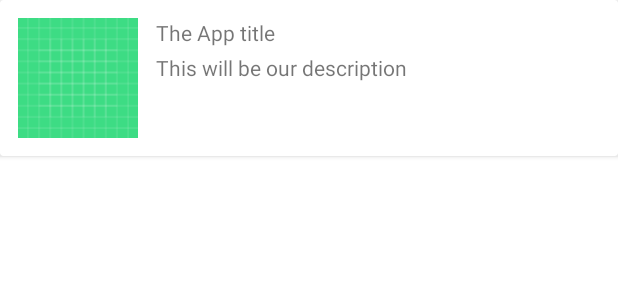
After one commit to leonoliveira98/Portfolio, an Android app: the layout item_project.xml on its own in the app's theme, with its tools: preview values and no code run, on a phone screen of 412 x 824 dp. The commit adds this screen. Shown: the top 300 px of the screen. Run offline under Robolectric (Android 15) with nearby library versions, the phone set to English and light mode, and no system bars.

Commit message:
RecyclerView prototype done

```diff
--- a/app/build.gradle
+++ b/app/build.gradle
@@ -36,7 +36,6 @@ dependencies {
     implementation "androidx.cardview:cardview:1.0.0"
     implementation "androidx.recyclerview:recyclerview:1.2.1"
 
-
     testImplementation 'junit:junit:4.+'
     androidTestImplementation 'androidx.test.ext:junit:1.1.3'
     androidTestImplementation 'androidx.test.espresso:espresso-core:3.4.0'
--- a/app/src/main/java/com/example/leoandroidportfolio/MainActivity.java
+++ b/app/src/main/java/com/example/leoandroidportfolio/MainActivity.java
@@ -10,5 +10,7 @@ public class MainActivity extends AppCompatActivity {
     protected void onCreate(Bundle savedInstanceState) {
         super.onCreate(savedInstanceState);
         setContentView(R.layout.activity_main);
+
+
     }
 }
--- /dev/null
+++ b/app/src/main/java/com/example/leoandroidportfolio/Project.java
@@ -0,0 +1,4 @@
+package com.example.leoandroidportfolio;
+
+public class Project {
+}
--- /dev/null
+++ b/app/src/main/res/layout/item_project.xml
@@ -0,0 +1,37 @@
+<?xml version="1.0" encoding="utf-8"?>
+<androidx.cardview.widget.CardView xmlns:android="http://schemas.android.com/apk/res/android"
+    android:layout_width="match_parent"
+    android:layout_height="wrap_content">
+
+    <RelativeLayout
+        android:layout_width="match_parent"
+        android:layout_height="wrap_content">
+
+        <ImageView
+            android:id="@+id/image_view_project_icon"
+            android:layout_width="80dp"
+            android:layout_height="80dp"
+            android:layout_margin="12dp"
+            android:src="@drawable/ic_launcher_background" />
+
+        <TextView
+            android:id="@+id/text_view_project_title"
+            android:layout_width="match_parent"
+            android:layout_height="wrap_content"
+            android:layout_alignTop="@id/image_view_project_icon"
+            android:layout_toEndOf="@+id/image_view_project_icon"
+            android:text="The App title" />
+
+        <TextView
+            android:id="@+id/text_view_project_description"
+            android:layout_width="match_parent"
+            android:layout_height="wrap_content"
+            android:layout_below="@id/text_view_project_title"
+            android:layout_marginTop="4dp"
+            android:layout_toEndOf="@id/image_view_project_icon"
+            android:text="This will be our description" />
+
+
+    </RelativeLayout>
+
+</androidx.cardview.widget.CardView>
```
Also changed, not shown: app/src/main/res/layout/activity_main.xml (+2 -14 lines).
